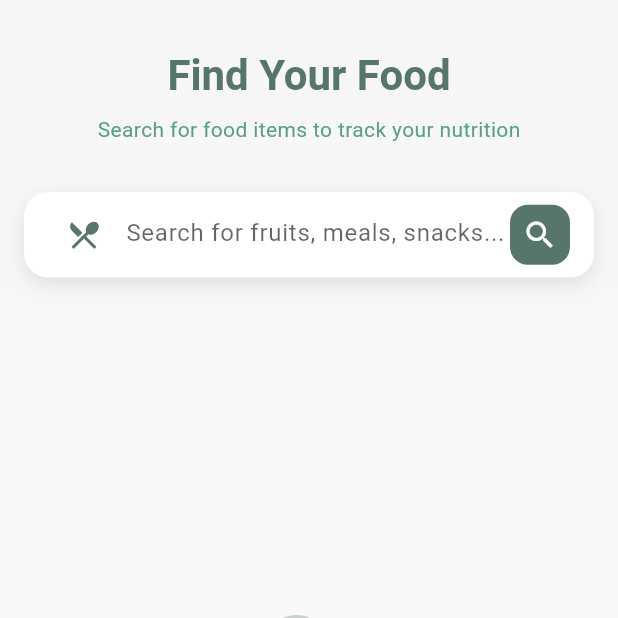
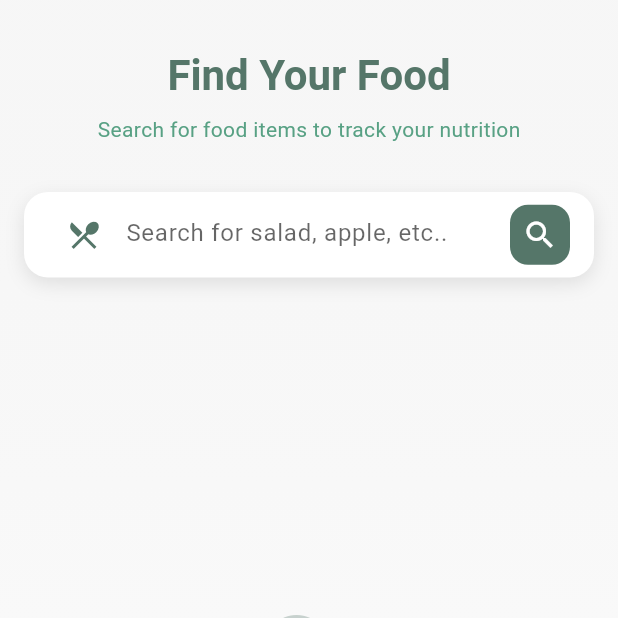
Before and after one commit to fazil-kp/fit_track, a Flutter app: the screen it shows after launch, on a phone screen of 412 x 824 dp, the top half of it. Run offline on Flutter 3.47's test engine with Material 3 defaults, Android fonts, the phone set to English and light mode, and no system bars; our stand-ins replace dio, fl_chart, flutter_riverpod, flutter_svg, freezed_annotation, go_router and 2 more; accounts and stored records are empty.

Commit message:
update main.dart and food_search_screen.dart

```diff
--- a/lib/main.dart
+++ b/lib/main.dart
@@ -13,7 +13,6 @@
 
 void main() async {
   WidgetsFlutterBinding.ensureInitialized();
-
   await Hive.initFlutter();
   Hive.registerAdapter(FoodAdapter());
   Hive.registerAdapter(MealLogAdapter());
--- a/lib/view/food/food_search_screen.dart
+++ b/lib/view/food/food_search_screen.dart
@@ -229,7 +229,7 @@
                                   child: TextField(
                                     controller: _controller,
                                     decoration: InputDecoration(
-                                      hintText: 'Search for fruits, meals, snacks...',
+                                      hintText: 'Search for salad, apple, etc..',
                                       border: InputBorder.none,
                                       hintStyle: TextStyle(color: colorScheme.onSurface.withOpacity(0.6)),
                                       prefixIcon: Icon(Icons.restaurant_menu, color: colorScheme.primary),
```
